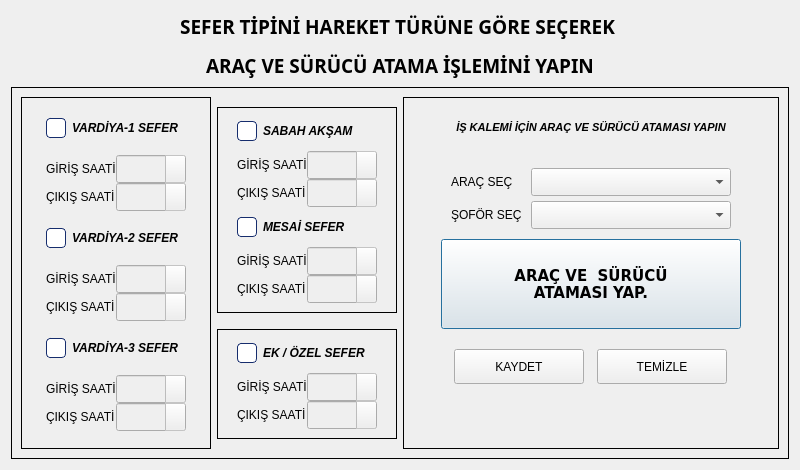
The window that ui/ui_files/trips_dialog.ui (AyhanErcan70/SATTUP) describes before a commit, drawn with Qt 5.
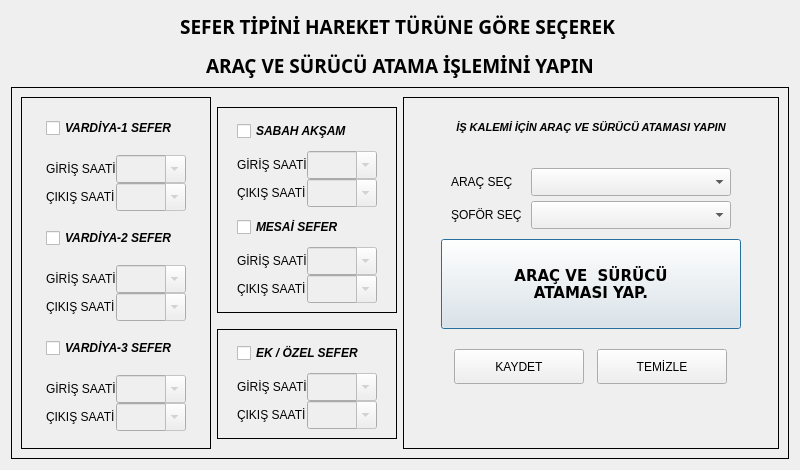
The same window after the commit. Icons and pictures are not drawn.

Patch:
```diff
--- a/ui/ui_files/trips_dialog.ui
+++ b/ui/ui_files/trips_dialog.ui
@@ -76,20 +76,7 @@
                  <bold>true</bold>
                 </font>
                </property>
-               <property name="styleSheet">
-                <string notr="true">QCheckBox::indicator {
-    width: 18px;
-    height: 18px;
-    border: 1px solid #162D6D;
-    border-radius: 4px;
-    background-color: white;
-}
-
-QCheckBox::indicator:checked {
-    background-color: #162D6D; /* Seçilince lacivert olsun */
-    image: url(:/resim/check_icon.png); /* Varsa bir check ikonu */
-}</string>
-               </property>
+               
                <property name="text">
                 <string>VARDİYA-1 SEFER</string>
                </property>
@@ -165,10 +152,7 @@
                  <property name="toolTipDuration">
                   <number>-1</number>
                  </property>
-                 <property name="styleSheet">
-                  <string notr="true">QComboBox::drop-down {border: none; width: 0px;}
-</string>
-                 </property>
+                 
                  <property name="editable">
                   <bool>true</bool>
                  </property>
@@ -245,9 +229,7 @@
                    <height>28</height>
                   </size>
                  </property>
-                 <property name="styleSheet">
-                  <string notr="true">QComboBox::drop-down {border: none; width: 0px;}</string>
-                 </property>
+                 
                  <property name="editable">
                   <bool>true</bool>
                  </property>
@@ -297,20 +279,7 @@
                  <bold>true</bold>
                 </font>
                </property>
-               <property name="styleSheet">
-                <string notr="true">QCheckBox::indicator {
-    width: 18px;
-    height: 18px;
-    border: 1px solid #162D6D;
-    border-radius: 4px;
-    background-color: white;
-}
-
-QCheckBox::indicator:checked {
-    background-color: #162D6D; /* Seçilince lacivert olsun */
-    image: url(:/resim/check_icon.png); /* Varsa bir check ikonu */
-}</string>
-               </property>
+               
                <property name="text">
                 <string>VARDİYA-2 SEFER</string>
                </property>
@@ -386,10 +355,7 @@
                  <property name="toolTipDuration">
                   <number>-1</number>
                  </property>
-                 <property name="styleSheet">
-                  <string notr="true">QComboBox::drop-down {border: none; width: 0px;}
-</string>
-                 </property>
+                 
                  <property name="editable">
                   <bool>true</bool>
                  </property>
@@ -466,9 +432,7 @@
                    <height>28</height>
                   </size>
                  </property>
-                 <property name="styleSheet">
-                  <string notr="true">QComboBox::drop-down {border: none; width: 0px;}</string>
-                 </property>
+                 
                  <property name="editable">
                   <bool>true</bool>
                  </property>
@@ -518,20 +482,7 @@
                  <bold>true</bold>
                 </font>
                </property>
-               <property name="styleSheet">
-                <string notr="true">QCheckBox::indicator {
-    width: 18px;
-    height: 18px;
-    border: 1px solid #162D6D;
-    border-radius: 4px;
-    background-color: white;
-}
-
-QCheckBox::indicator:checked {
-    background-color: #162D6D; /* Seçilince lacivert olsun */
-    image: url(:/resim/check_icon.png); /* Varsa bir check ikonu */
-}</string>
-               </property>
+               
                <property name="text">
                 <string>VARDİYA-3 SEFER</string>
                </property>
@@ -607,10 +558,7 @@
                  <property name="toolTipDuration">
                   <number>-1</number>
                  </property>
-                 <property name="styleSheet">
-                  <string notr="true">QComboBox::drop-down {border: none; width: 0px;}
-</string>
-                 </property>
+                 
                  <property name="editable">
                   <bool>true</bool>
                  </property>
@@ -687,9 +635,7 @@
                    <height>28</height>
                   </size>
                  </property>
-                 <property name="styleSheet">
-                  <string notr="true">QComboBox::drop-down {border: none; width: 0px;}</string>
-                 </property>
+                 
                  <property name="editable">
                   <bool>true</bool>
                  </property>
@@ -771,20 +717,7 @@
                    <bold>true</bold>
                   </font>
                  </property>
-                 <property name="styleSheet">
-                  <string notr="true">QCheckBox::indicator {
-    width: 18px;
-    height: 18px;
-    border: 1px solid #162D6D;
-    border-radius: 4px;
-    background-color: white;
-}
-
-QCheckBox::indicator:checked {
-    background-color: #162D6D; /* Seçilince lacivert olsun */
-    image: url(:/resim/check_icon.png); /* Varsa bir check ikonu */
-}</string>
-                 </property>
+                 
                  <property name="text">
                   <string>SABAH AKŞAM</string>
                  </property>
@@ -860,10 +793,7 @@
                    <property name="toolTipDuration">
                     <number>-1</number>
                    </property>
-                   <property name="styleSheet">
-                    <string notr="true">QComboBox::drop-down {border: none; width: 0px;}
-</string>
-                   </property>
+                   
                    <property name="editable">
                     <bool>true</bool>
                    </property>
@@ -940,9 +870,7 @@
                      <height>28</height>
                     </size>
                    </property>
-                   <property name="styleSheet">
-                    <string notr="true">QComboBox::drop-down {border: none; width: 0px;}</string>
-                   </property>
+                   
                    <property name="editable">
                     <bool>true</bool>
                    </property>
@@ -992,20 +920,7 @@
                    <bold>true</bold>
                   </font>
                  </property>
-                 <property name="styleSheet">
-                  <string notr="true">QCheckBox::indicator {
-    width: 18px;
-    height: 18px;
-    border: 1px solid #162D6D;
-    border-radius: 4px;
-    background-color: white;
-}
-
-QCheckBox::indicator:checked {
-    background-color: #162D6D; /* Seçilince lacivert olsun */
-    image: url(:/resim/check_icon.png); /* Varsa bir check ikonu */
-}</string>
-                 </property>
+                 
                  <property name="text">
                   <string>MESAİ SEFER</string>
                  </property>
@@ -1081,10 +996,7 @@
                    <property name="toolTipDuration">
                     <number>-1</number>
                    </property>
-                   <property name="styleSheet">
-                    <string notr="true">QComboBox::drop-down {border: none; width: 0px;}
-</string>
-                   </property>
+                   
                    <property name="editable">
                     <bool>true</bool>
                    </property>
@@ -1161,9 +1073,7 @@
                      <height>28</height>
                     </size>
                    </property>
-                   <property name="styleSheet">
-                    <string notr="true">QComboBox::drop-down {border: none; width: 0px;}</string>
-                   </property>
+                   
                    <property name="editable">
                     <bool>true</bool>
                    </property>
@@ -1243,20 +1153,7 @@
                    <bold>true</bold>
                   </font>
                  </property>
-                 <property name="styleSheet">
-                  <string notr="true">QCheckBox::indicator {
-    width: 18px;
-    height: 18px;
-    border: 1px solid #162D6D;
-    border-radius: 4px;
-    background-color: white;
-}
-
-QCheckBox::indicator:checked {
-    background-color: #162D6D; /* Seçilince lacivert olsun */
-    image: url(:/resim/check_icon.png); /* Varsa bir check ikonu */
-}</string>
-                 </property>
+                 
                  <property name="text">
                   <string>EK / ÖZEL SEFER</string>
                  </property>
@@ -1332,10 +1229,7 @@
                    <property name="toolTipDuration">
                     <number>-1</number>
                    </property>
-                   <property name="styleSheet">
-                    <string notr="true">QComboBox::drop-down {border: none; width: 0px;}
-</string>
-                   </property>
+                   
                    <property name="editable">
                     <bool>true</bool>
                    </property>
@@ -1412,9 +1306,7 @@
                      <height>28</height>
                     </size>
                    </property>
-                   <property name="styleSheet">
-                    <string notr="true">QComboBox::drop-down {border: none; width: 0px;}</string>
-                   </property>
+                   
                    <property name="editable">
                     <bool>true</bool>
                    </property>
```
